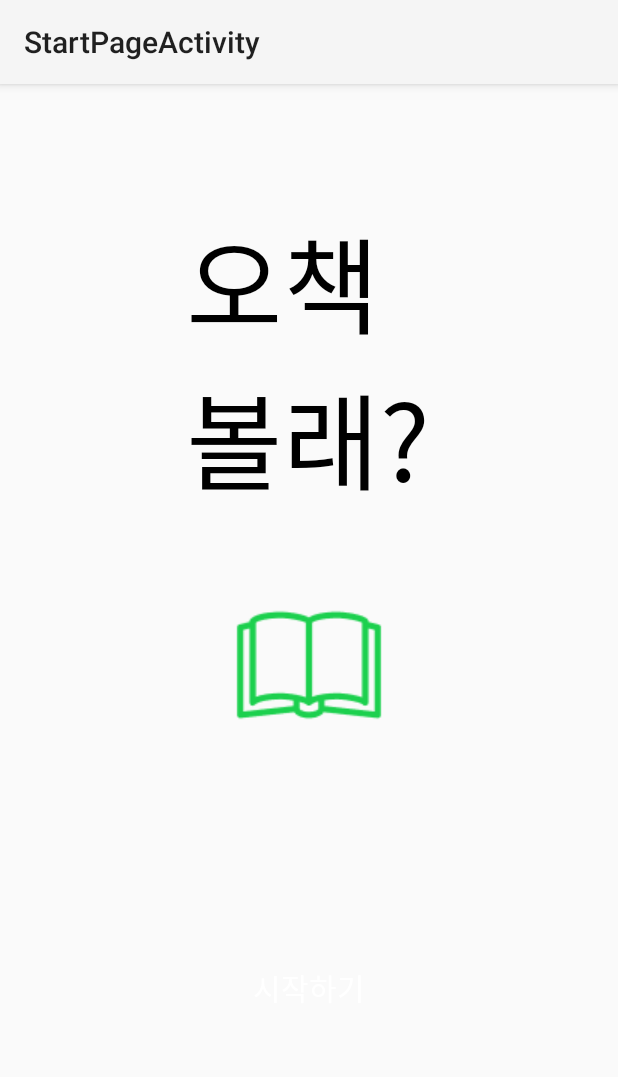
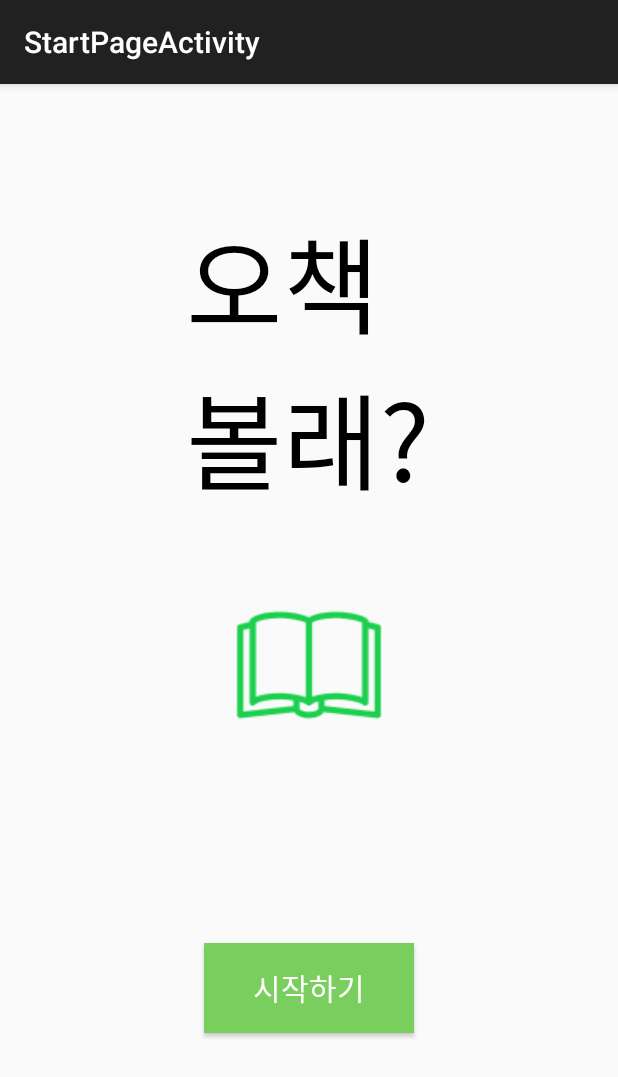
Before and after one commit to DevJaepaL/TodayBooks, an Android app: the StartPageActivity screen opened directly, with no data from a screen before it, on a phone screen of 412 x 824 dp. Shown: the top 1077 px of the screen. Run offline under Robolectric (Android 15) with nearby library versions, the light colour scheme and no system bars.

Commit message:
오류 수정

```diff
--- a/app/src/main/java/com/devjaepal/android/todaybooks/BookCategoriesActivity.java
+++ b/app/src/main/java/com/devjaepal/android/todaybooks/BookCategoriesActivity.java
@@ -50,7 +50,7 @@
                 "소설", "시 / 에세이", "컴퓨터 / IT",
                 "국어 / 외국어", "여행", "가정 / 요리",
                 "어린이", "유아", "종교", "예술 / 대중문화",
-                "자연 / 과학", "사회 / 정치", "역사", "자기계발", "경제 / 경엉"};
+                "자연 / 과학", "사회 / 정치", "역사", "자기계발", "경제 / 경영"};
 
         // 배열에 있는 카테고리 문자열 전부 추가.
         bookCategoriesList = new ArrayList<>();
--- a/app/src/main/res/layout/activity_start_page.xml
+++ b/app/src/main/res/layout/activity_start_page.xml
@@ -34,16 +34,17 @@
 
     <Button
         android:id="@+id/startButton"
-        style="@style/Widget.Material3.Button"
+        style="@style/Widget.AppCompat.Button"
         android:layout_width="140dp"
         android:layout_height="60dp"
+        android:background="#FFFFFF"
         android:backgroundTint="#7ACE5D"
-        android:elevation="10dp"
+        android:elevation="20dp"
         android:fontFamily="@font/pretendard_bold"
         android:text="시작하기"
         android:textColor="#FFFFFF"
         android:textSize="20dp"
-        app:cornerRadius="12dp"
+        app:cornerRadius="20dp"
         app:iconPadding="8dp"
         app:layout_constraintBottom_toBottomOf="parent"
         app:layout_constraintEnd_toEndOf="parent"
--- /dev/null
+++ b/app/src/main/res/values/strings.xml
@@ -0,0 +1,4 @@
+<?xml version="1.0" encoding="utf-8"?>
+<resources>
+    <string name="title_activity_book_categories" />
+</resources>
--- /dev/null
+++ b/app/src/main/res/values/styles.xml
@@ -0,0 +1,5 @@
+<resources>
+    <style name="Theme.TodayBooks" parent="Theme.AppCompat.Light.DarkActionBar">
+        <!-- 테마에 필요한 속성들을 추가해주세요 -->
+    </style>
+</resources>
```
Also changed, not shown: app/src/main/res/layout/settings_activity.xml (+5 -3 lines).
